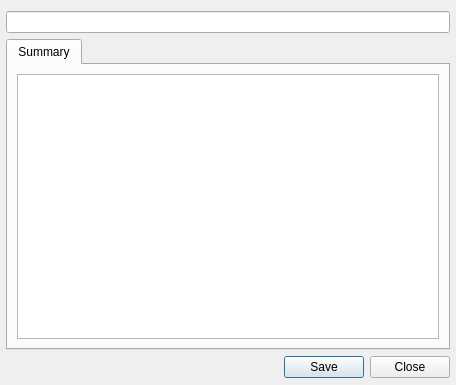
ksv1986/qmmp-staging, file src/qmmpui/detailsdialog.ui: the form before one commit.
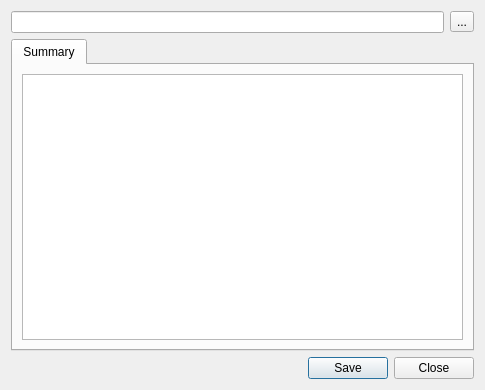
The form after the commit.

Commit message: added button to the detailsdialog, that opens up the directory of that file (based on patch by Panagiotis Papadopoulos) (Closes issue 361)

What changed in the file:
```diff
--- a/src/qmmpui/detailsdialog.ui
+++ b/src/qmmpui/detailsdialog.ui
@@ -6,37 +6,42 @@
    <rect>
     <x>0</x>
     <y>0</y>
-    <width>456</width>
-    <height>385</height>
+    <width>485</width>
+    <height>390</height>
    </rect>
   </property>
   <property name="windowTitle">
    <string>Details</string>
   </property>
-  <layout class="QGridLayout" name="gridLayout">
-   <property name="leftMargin">
-    <number>6</number>
-   </property>
-   <property name="rightMargin">
-    <number>6</number>
-   </property>
-   <property name="bottomMargin">
-    <number>6</number>
-   </property>
-   <item row="3" column="0">
-    <spacer name="horizontalSpacer">
-     <property name="orientation">
-      <enum>Qt::Horizontal</enum>
-     </property>
-     <property name="sizeHint" stdset="0">
-      <size>
-       <width>192</width>
-       <height>23</height>
-      </size>
-     </property>
-    </spacer>
+  <layout class="QVBoxLayout" name="verticalLayout_2">
+   <item>
+    <layout class="QHBoxLayout" name="horizontalLayout">
+     <item>
+      <widget class="QLineEdit" name="pathEdit">
+       <property name="sizePolicy">
+        <sizepolicy hsizetype="Expanding" vsizetype="Fixed">
+         <horstretch>0</horstretch>
+         <verstretch>0</verstretch>
+        </sizepolicy>
+       </property>
+       <property name="readOnly">
+        <bool>true</bool>
+       </property>
+      </widget>
+     </item>
+     <item>
+      <widget class="QToolButton" name="directoryButton">
+       <property name="toolTip">
+        <string>Open the directory containing this file</string>
+       </property>
+       <property name="text">
+        <string>...</string>
+       </property>
+      </widget>
+     </item>
+    </layout>
    </item>
-   <item row="1" column="0" colspan="2">
+   <item>
     <widget class="QTabWidget" name="tabWidget">
      <property name="currentIndex">
       <number>0</number>
@@ -45,8 +50,8 @@
       <attribute name="title">
        <string>Summary</string>
       </attribute>
-      <layout class="QGridLayout" name="gridLayout_3">
-       <item row="0" column="0" colspan="2">
+      <layout class="QVBoxLayout" name="verticalLayout">
+       <item>
         <widget class="QTextEdit" name="textEdit">
          <property name="readOnly">
           <bool>true</bool>
@@ -55,8 +60,8 @@
           <string>&lt;!DOCTYPE HTML PUBLIC &quot;-//W3C//DTD HTML 4.0//EN&quot; &quot;http://www.w3.org/TR/REC-html40/strict.dtd&quot;&gt;
 &lt;html&gt;&lt;head&gt;&lt;meta name=&quot;qrichtext&quot; content=&quot;1&quot; /&gt;&lt;style type=&quot;text/css&quot;&gt;
 p, li { white-space: pre-wrap; }
-&lt;/style&gt;&lt;/head&gt;&lt;body style=&quot; font-family:'Arial'; font-size:10pt; font-weight:400; font-style:normal;&quot;&gt;
-&lt;p style=&quot;-qt-paragraph-type:empty; margin-top:0px; margin-bottom:0px; margin-left:0px; margin-right:0px; -qt-block-indent:0; text-indent:0px;&quot;&gt;&lt;/p&gt;&lt;/body&gt;&lt;/html&gt;</string>
+&lt;/style&gt;&lt;/head&gt;&lt;body style=&quot; font-family:'Sans Serif'; font-size:9pt; font-weight:400; font-style:normal;&quot;&gt;
+&lt;p style=&quot;-qt-paragraph-type:empty; margin-top:0px; margin-bottom:0px; margin-left:0px; margin-right:0px; -qt-block-indent:0; text-indent:0px; font-family:'Arial'; font-size:10pt;&quot;&gt;&lt;/p&gt;&lt;/body&gt;&lt;/html&gt;</string>
          </property>
         </widget>
        </item>
@@ -64,14 +69,7 @@
      </widget>
     </widget>
    </item>
-   <item row="0" column="0" colspan="2">
-    <widget class="QLineEdit" name="pathEdit">
-     <property name="readOnly">
-      <bool>true</bool>
-     </property>
-    </widget>
-   </item>
-   <item row="3" column="1">
+   <item>
     <widget class="QDialogButtonBox" name="buttonBox">
      <property name="standardButtons">
       <set>QDialogButtonBox::Close|QDialogButtonBox::Save</set>
```
Left out of the diff: 3 changed lines with no effect on the pictures. The commit also changes 2 other files.
